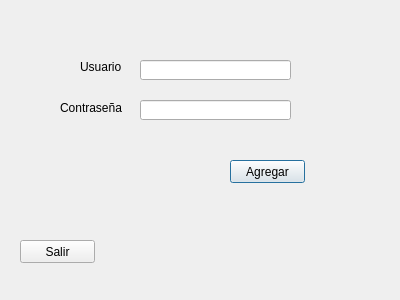
The window that altaprofesores.ui (TellaCampos/proyecto-escuela) describes before a commit, drawn with Qt 5.
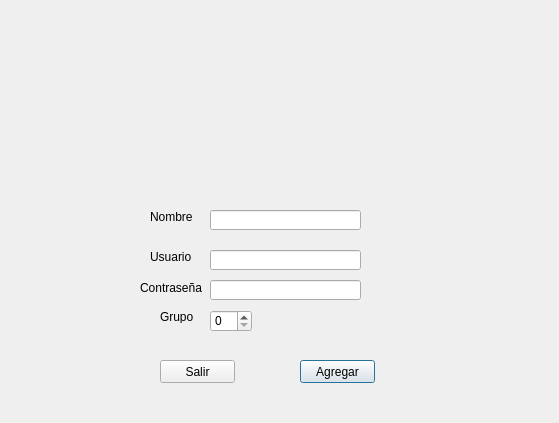
The same window after the commit. Icons and pictures are not drawn.

```diff
--- a/altaprofesores.ui
+++ b/altaprofesores.ui
@@ -6,18 +6,21 @@
    <rect>
     <x>0</x>
     <y>0</y>
-    <width>400</width>
-    <height>300</height>
+    <width>559</width>
+    <height>423</height>
    </rect>
   </property>
   <property name="windowTitle">
    <string>Dialog</string>
   </property>
+  <property name="styleSheet">
+   <string notr="true"/>
+  </property>
   <widget class="QLineEdit" name="lineEdit">
    <property name="geometry">
     <rect>
-     <x>140</x>
-     <y>60</y>
+     <x>210</x>
+     <y>250</y>
      <width>151</width>
      <height>20</height>
     </rect>
@@ -26,8 +29,8 @@
   <widget class="QLineEdit" name="lineEdit_2">
    <property name="geometry">
     <rect>
-     <x>140</x>
-     <y>100</y>
+     <x>210</x>
+     <y>280</y>
      <width>151</width>
      <height>20</height>
     </rect>
@@ -36,8 +39,8 @@
   <widget class="QPushButton" name="pushButton">
    <property name="geometry">
     <rect>
-     <x>230</x>
-     <y>160</y>
+     <x>300</x>
+     <y>360</y>
      <width>75</width>
      <height>23</height>
     </rect>
@@ -49,8 +52,8 @@
   <widget class="QLabel" name="label">
    <property name="geometry">
     <rect>
-     <x>80</x>
-     <y>60</y>
+     <x>150</x>
+     <y>250</y>
      <width>47</width>
      <height>13</height>
     </rect>
@@ -62,8 +65,8 @@
   <widget class="QLabel" name="label_2">
    <property name="geometry">
     <rect>
-     <x>60</x>
-     <y>100</y>
+     <x>140</x>
+     <y>280</y>
      <width>71</width>
      <height>16</height>
     </rect>
@@ -75,8 +78,8 @@
   <widget class="QPushButton" name="pushButton_2">
    <property name="geometry">
     <rect>
-     <x>20</x>
-     <y>240</y>
+     <x>160</x>
+     <y>360</y>
      <width>75</width>
      <height>23</height>
     </rect>
@@ -85,6 +88,71 @@
     <string>Salir</string>
    </property>
   </widget>
+  <widget class="QLabel" name="label_3">
+   <property name="geometry">
+    <rect>
+     <x>200</x>
+     <y>50</y>
+     <width>141</width>
+     <height>121</height>
+    </rect>
+   </property>
+   <property name="text">
+    <string/>
+   </property>
+   <property name="pixmap">
+    <pixmap>logooo2.png</pixmap>
+   </property>
+   <property name="scaledContents">
+    <bool>true</bool>
+   </property>
+  </widget>
+  <widget class="QLabel" name="label_4">
+   <property name="geometry">
+    <rect>
+     <x>150</x>
+     <y>210</y>
+     <width>47</width>
+     <height>13</height>
+    </rect>
+   </property>
+   <property name="text">
+    <string>Nombre</string>
+   </property>
+  </widget>
+  <widget class="QLineEdit" name="lineEdit_3">
+   <property name="geometry">
+    <rect>
+     <x>210</x>
+     <y>210</y>
+     <width>151</width>
+     <height>20</height>
+    </rect>
+   </property>
+  </widget>
+  <widget class="QSpinBox" name="spinBox">
+   <property name="geometry">
+    <rect>
+     <x>210</x>
+     <y>310</y>
+     <width>42</width>
+     <height>22</height>
+    </rect>
+   </property>
+  </widget>
+  <widget class="QLabel" name="label_5">
+   <property name="geometry">
+    <rect>
+     <x>160</x>
+     <y>310</y>
+     <width>47</width>
+     <height>13</height>
+    </rect>
+   </property>
+   <property name="text">
+    <string>Grupo</string>
+   </property>
+  </widget>
  </widget>
  <resources/>
  <connections/>
```
